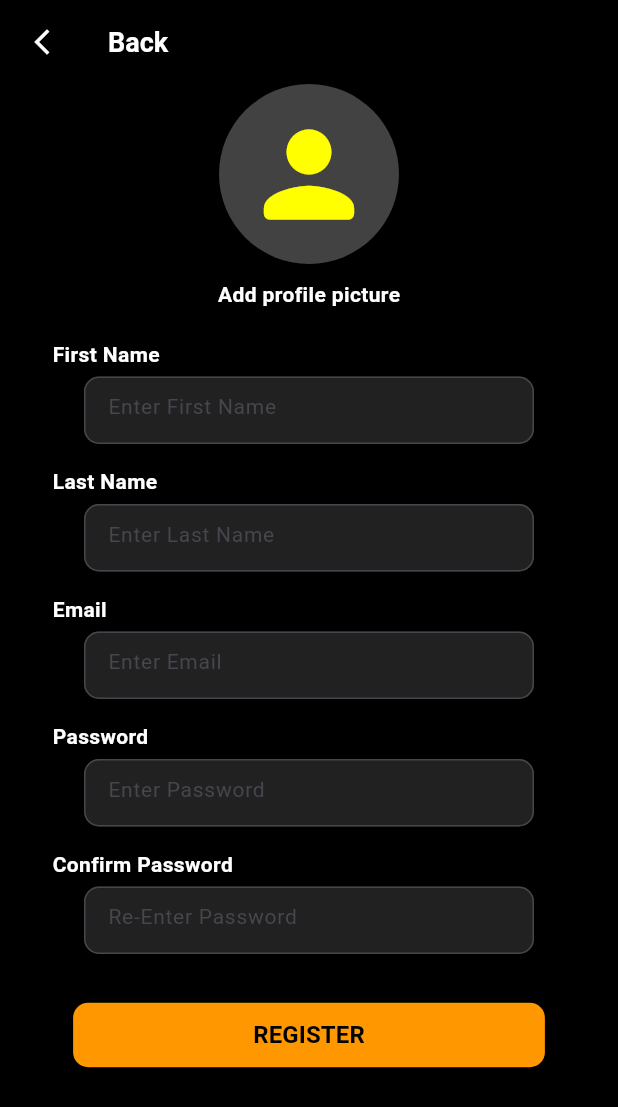
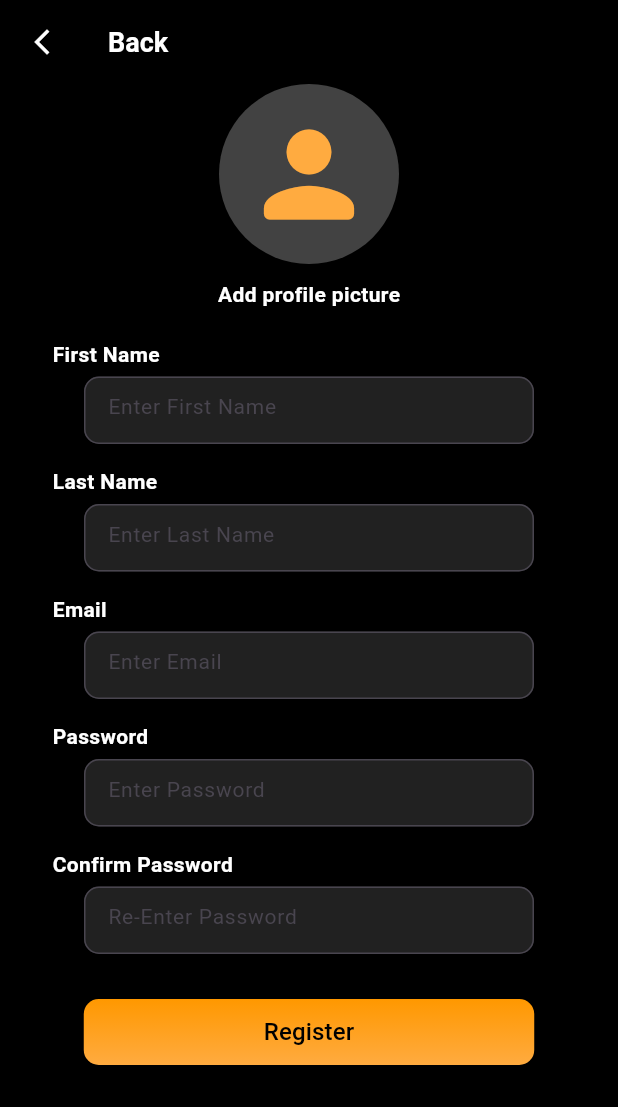
Before and after one commit to UmerMujtaba/Photo_play, a Flutter app: the screen it shows after launch, on a phone screen of 412 x 824 dp. Shown: the top 1107 px of the screen. Run offline on Flutter 3.47's test engine with Material 3 defaults, Android fonts, the phone set to English and light mode, and no system bars.

Commit message:
Initial commit

```diff
--- a/lib/components/registration.dart
+++ b/lib/components/registration.dart
@@ -168,28 +168,30 @@ class RegisterOption extends StatelessWidget {
           ),
         ),
         const SizedBox(height: 30),
-        ElevatedButton(
-          onPressed: () {},
-          style: ElevatedButton.styleFrom(
-            backgroundColor: Colors.orange,
-            shape: RoundedRectangleBorder(
-              borderRadius: BorderRadius.circular(10.0),
+        Container(
+          height: 44.0,
+          decoration: BoxDecoration(
+            shape: BoxShape.rectangle,
+            borderRadius: BorderRadius.circular(10),
+            gradient: const LinearGradient(
+              colors: [Colors.orange, Colors.orangeAccent],
+              begin: Alignment.topCenter,
+              end: Alignment.bottomCenter,
             ),
-            padding: const EdgeInsets.fromLTRB(120, 10, 120, 10),
           ),
-          child: const Text(
-            'REGISTER',
-            style: TextStyle(
-                color: Colors.black, fontSize: 16, fontWeight: FontWeight.bold),
+          child: ElevatedButton(
+            onPressed: () {},
+            style: ElevatedButton.styleFrom(
+                padding: const EdgeInsets.fromLTRB(120, 10, 120, 10),
+                backgroundColor: Colors.transparent,
+                shadowColor: Colors.transparent),
+            child: const Text(
+              'Register',
+              style: TextStyle(color: Colors.black, fontSize: 16),
+            ),
           ),
         ),
       ],
     );
   }
 }
-
-// gradient: LinearGradient(
-// colors: [Colors.deepPurpleAccent, Colors.cyanAccent],
-// begin: Alignment.centerRight,
-// end: Alignment(-1.0, -1.0),
-// ),
--- a/lib/screens/registration_screen.dart
+++ b/lib/screens/registration_screen.dart
@@ -37,7 +37,7 @@ class _RegistrationScreenState extends State<RegistrationScreen> {
                 child: const Icon(
                   Icons.person_rounded,
                   size: 90,
-                  color: Colors.yellowAccent,
+                  color: Colors.orangeAccent,
                 ),
               ),
             ),
```
Also changed, not shown: lib/screens/login_screen.dart (+19 -13 lines).
